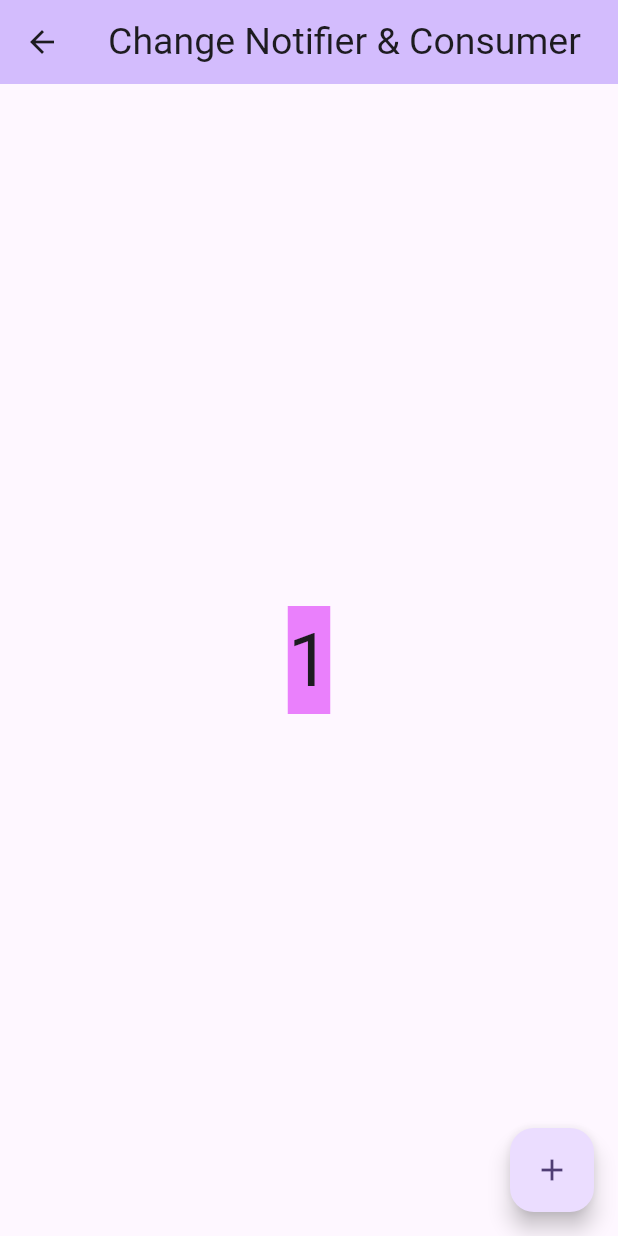
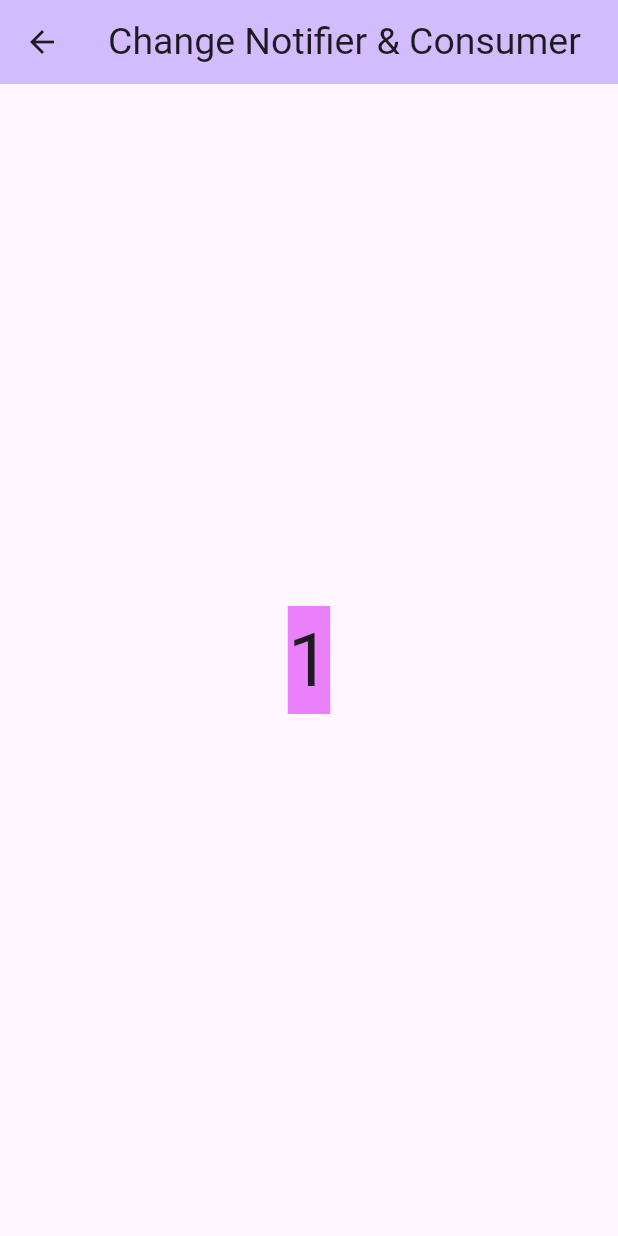
Before and after one commit to vidisha1106/provider_example, a Flutter app: the CountExample screen opened by its route, on a phone screen of 412 x 824 dp. Run offline on Flutter 3.47's test engine with Material 2 defaults, Android fonts, the phone set to English and light mode, and no system bars.

```diff
--- a/lib/Api_with_provider_2/home_page_api.dart
+++ b/lib/Api_with_provider_2/home_page_api.dart
@@ -1,6 +1,5 @@
 import 'dart:convert';
 import 'package:flutter/material.dart';
-import 'package:flutter_spinkit/flutter_spinkit.dart';
 import 'package:provider/provider.dart';
 import 'package:provider_example/Api_with_provider_2/data_model.dart';
 import 'package:http/http.dart' as http;
@@ -13,6 +12,7 @@ class FetchDataUsingProvider extends StatefulWidget {
 }
 
 class _FetchDataUsingProviderState extends State<FetchDataUsingProvider> {
+
   Future<List<DataModel>> fetchDataFromApi() async {
     final url = Uri.parse('https://jsonplaceholder.typicode.com/posts');
     try {
--- a/lib/CryptoCurrencyMarket/for_calling_api.dart
+++ b/lib/CryptoCurrencyMarket/for_calling_api.dart
@@ -13,8 +13,6 @@ class ForCallingAPI extends StatefulWidget {
 }
 
 class _ForCallingAPIState extends State<ForCallingAPI> {
-
-
   String url = 'https://api.coincap.io/v2/markets';
 
   Future<List<CryptoModel>> fetchDataFromAPI() async {
--- a/lib/change_notifier_consumer/count_example.dart
+++ b/lib/change_notifier_consumer/count_example.dart
@@ -16,8 +16,6 @@ class CountExampleState extends State<CountExample> {
 
   @override
   Widget build(BuildContext context) {
-    final countProvider =
-        Provider.of<ChangeNotifierClass>(context, listen: false);
     debugPrint("build");
     return Scaffold(
       appBar: AppBar(
@@ -39,12 +37,6 @@ class CountExampleState extends State<CountExample> {
           },
         ),
       ),
-      floatingActionButton: FloatingActionButton(
-        onPressed: () {
-          countProvider.setCount();
-        },
-        child: Icon(Icons.add),
-      ),
     );
   }
 
--- a/lib/favourites/favourites_example.dart
+++ b/lib/favourites/favourites_example.dart
@@ -1,4 +1,4 @@
-import 'dart:ffi';
+
 
 import 'package:flutter/material.dart';
 import 'package:provider/provider.dart';
--- a/lib/favourites/favourites_provider.dart
+++ b/lib/favourites/favourites_provider.dart
@@ -1,6 +1,7 @@
 import 'package:flutter/foundation.dart';
 
 class FavouritesProvider extends ChangeNotifier {
+
   List<int> _selectedItem = [];
 
   List<int> get selectedItem => _selectedItem;
--- a/lib/future_provider/future_provider.dart
+++ b/lib/future_provider/future_provider.dart
@@ -1,5 +1,5 @@
 class Data {
-  static Future<String> fetchAddress() {
+  static Future<String> fetchData() {
     return Future.delayed(
       const Duration(seconds: 5),
       () => 'Hello Flutter',
--- a/lib/future_provider/future_provider_example.dart
+++ b/lib/future_provider/future_provider_example.dart
@@ -14,7 +14,7 @@ class _MyFutureProviderExampleState extends State<MyFutureProviderExample> {
   @override
   Widget build(BuildContext context) {
     return FutureProvider<String>(
-      create: (BuildContext context) => Data.fetchAddress(),
+      create: (BuildContext context) => Data.fetchData(),
       initialData: "Fetching data....",
       child: Scaffold(
         appBar: AppBar(
--- a/lib/why_provider.dart
+++ b/lib/why_provider.dart
@@ -32,7 +32,6 @@ class _WhyProviderState extends State<WhyProvider> {
         count++;
         print(count);
         setState(() {
-
         });
     });
   }
```
